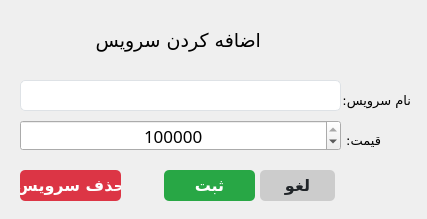
Old version of the form resources/ui_design/add_edit_delete_service.ui in the repository akhalili-me/Clinic-management-pyqt5.
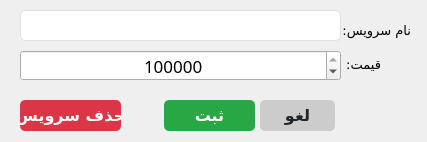
New version of the form.

The edit to the form file:
```diff
--- a/resources/ui_design/add_edit_delete_service.ui
+++ b/resources/ui_design/add_edit_delete_service.ui
@@ -7,19 +7,19 @@
     <x>0</x>
     <y>0</y>
     <width>427</width>
-    <height>219</height>
+    <height>142</height>
    </rect>
   </property>
   <property name="minimumSize">
    <size>
     <width>427</width>
-    <height>219</height>
+    <height>142</height>
    </size>
   </property>
   <property name="maximumSize">
    <size>
     <width>427</width>
-    <height>219</height>
+    <height>142</height>
    </size>
   </property>
   <property name="windowTitle">
@@ -29,7 +29,7 @@
    <property name="geometry">
     <rect>
      <x>340</x>
-     <y>90</y>
+     <y>20</y>
      <width>71</width>
      <height>20</height>
     </rect>
@@ -48,7 +48,7 @@
    <property name="geometry">
     <rect>
      <x>20</x>
-     <y>80</y>
+     <y>10</y>
      <width>321</width>
      <height>31</height>
     </rect>
@@ -67,8 +67,8 @@
    </property>
    <property name="font">
     <font>
-     <family>Vazirmatn,sans-serif</family>
-     <pointsize>-1</pointsize>
+     <family>Vazirmatn</family>
+     <pointsize>12</pointsize>
     </font>
    </property>
    <property name="layoutDirection">
@@ -80,8 +80,6 @@
     background-color: #ffffff; /* White background */
     border: 1px solid #dee2e6; /* Light grey border */
     border-radius: 5px; /* Rounded corners */
-    font-family: 'Vazirmatn', sans-serif; /* Font family */
-    font-size: 16px; /* Font size */
     color: #343a40; /* Dark grey text color */
     outline: none; /* Remove default outline */
 }
@@ -108,32 +106,13 @@
     <locale language="Persian" country="Iran"/>
    </property>
   </widget>
-  <widget class="QLabel" name="title_lbl">
-   <property name="geometry">
-    <rect>
-     <x>70</x>
-     <y>20</y>
-     <width>191</width>
-     <height>41</height>
-    </rect>
-   </property>
-   <property name="font">
-    <font>
-     <family>B Titr</family>
-     <pointsize>14</pointsize>
-    </font>
-   </property>
-   <property name="text">
-    <string>اضافه کردن سرویس</string>
-   </property>
-  </widget>
   <widget class="QLabel" name="label_6">
    <property name="geometry">
     <rect>
      <x>340</x>
-     <y>130</y>
+     <y>49</y>
      <width>41</width>
-     <height>20</height>
+     <height>31</height>
     </rect>
    </property>
    <property name="font">
@@ -150,7 +129,7 @@
    <property name="geometry">
     <rect>
      <x>20</x>
-     <y>120</y>
+     <y>50</y>
      <width>321</width>
      <height>31</height>
     </rect>
@@ -181,15 +160,15 @@
    <property name="geometry">
     <rect>
      <x>164</x>
-     <y>170</y>
+     <y>100</y>
      <width>91</width>
      <height>31</height>
     </rect>
    </property>
    <property name="font">
     <font>
-     <family>Vazirmatn,sans-serif</family>
-     <pointsize>-1</pointsize>
+     <family>Vazirmatn</family>
+     <pointsize>12</pointsize>
      <weight>75</weight>
      <bold>true</bold>
      <underline>false</underline>
@@ -202,11 +181,8 @@
     color: white; /* White text */
     border: none;
     border-radius: 5px; /* Rounded corners */
-    font-size: 16px; /* Font size */
-    font-weight: bold; /* Bold text */
     text-align: center;
     text-decoration: none;
-    font-family: 'Vazirmatn', sans-serif; /* Font family */
 }
 
 QPushButton:hover {
@@ -226,15 +202,21 @@
    <property name="geometry">
     <rect>
      <x>260</x>
-     <y>170</y>
+     <y>100</y>
      <width>75</width>
      <height>31</height>
     </rect>
    </property>
+   <property name="minimumSize">
+    <size>
+     <width>75</width>
+     <height>0</height>
+    </size>
+   </property>
    <property name="font">
     <font>
-     <family>Vazirmatn,sans-serif</family>
-     <pointsize>-1</pointsize>
+     <family>Vazirmatn</family>
+     <pointsize>12</pointsize>
      <weight>75</weight>
      <bold>true</bold>
      <underline>false</underline>
@@ -250,11 +232,8 @@
     color: #212529; /* Dark text */
     border: none;
     border-radius: 5px; /* Rounded corners */
-    font-size: 16px; /* Font size */
-    font-weight: bold; /* Bold text */
     text-align: center;
     text-decoration: none;
-    font-family: 'Vazirmatn', sans-serif; /* Font family */
 }
 
 QPushButton:hover {
@@ -280,14 +259,14 @@
    <property name="geometry">
     <rect>
      <x>20</x>
-     <y>170</y>
+     <y>100</y>
      <width>101</width>
      <height>31</height>
     </rect>
    </property>
    <property name="font">
     <font>
-     <family>Vazirmatn,sans-serif</family>
+     <family>Vazirmatn</family>
      <pointsize>12</pointsize>
      <weight>75</weight>
      <bold>true</bold>
@@ -304,10 +283,8 @@
     color: white; /* White text */
     border: none;
     border-radius: 5px; /* Rounded corners */
-    font-weight: bold; /* Bold text */
     text-align: center;
     text-decoration: none;
-    font-family: 'Vazirmatn', sans-serif; /* Font family */
 }
 
 QPushButton:hover {
```
Left out of the diff: 2 changed lines with no effect on the pictures.
